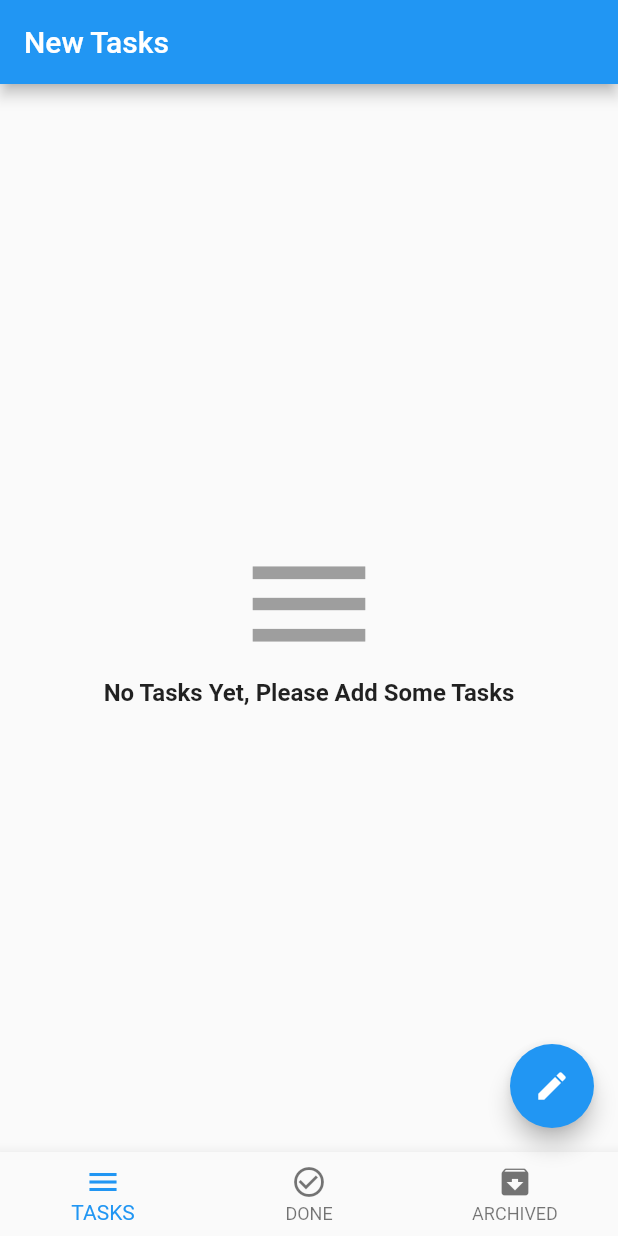
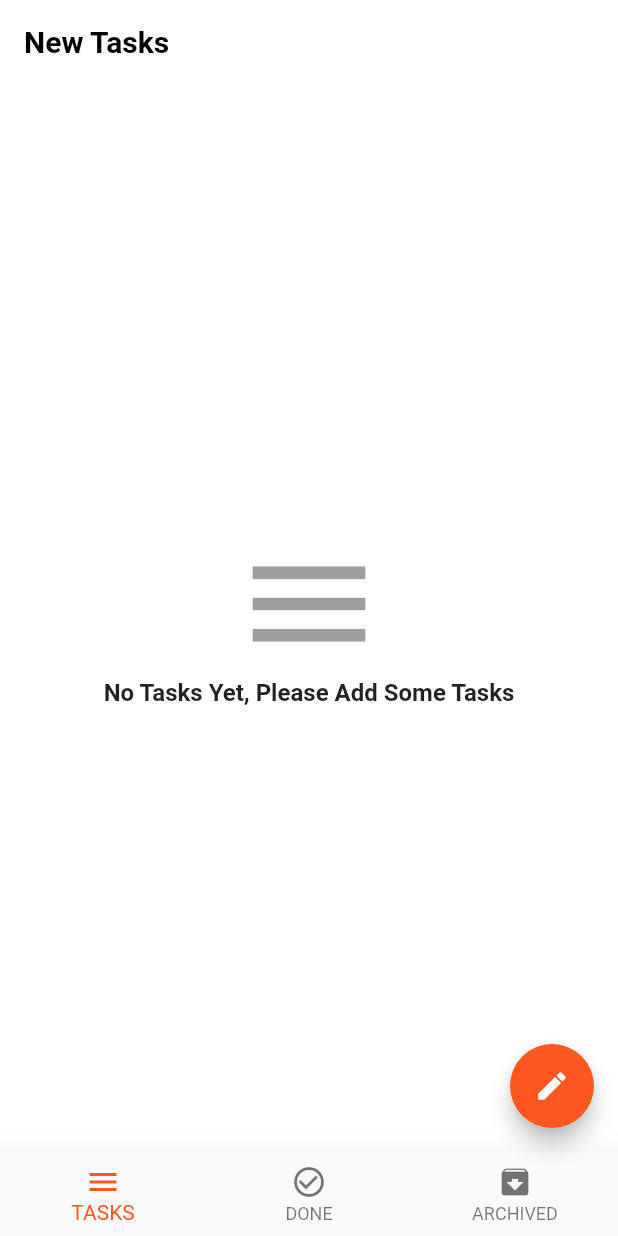
Before and after one commit to mohab7a/todo_app, a Flutter app: the screen it shows after launch, on a phone screen of 412 x 824 dp. Run offline on Flutter 3.47's test engine with Material 2 defaults, Android fonts, the phone set to English and light mode, and no system bars; our stand-ins replace bloc, conditional_builder, flutter_bloc, sqflite; accounts and stored records are empty.

Commit message:
finish app

```diff
--- a/lib/layout/todo_app/home_layout.dart
+++ b/lib/layout/todo_app/home_layout.dart
@@ -3,8 +3,8 @@ import 'package:flutter/material.dart';
 import 'package:flutter_bloc/flutter_bloc.dart';
 import 'package:intl/intl.dart';
 import 'package:todo_app/shared/components/defaults.dart';
-import 'package:todo_app/shared/cubit/todo_app/cubit.dart';
-import 'package:todo_app/shared/cubit/todo_app/states.dart';
+import 'package:todo_app/shared/cubit/todo_app/todo_cubit.dart';
+import 'package:todo_app/shared/cubit/todo_app/todo_states.dart';
 
 class HomeLayout extends StatelessWidget {
   var scaffoldKey = GlobalKey<ScaffoldState>();
--- a/lib/main.dart
+++ b/lib/main.dart
@@ -1,5 +1,6 @@
 import 'package:bloc/bloc.dart';
 import 'package:flutter/material.dart';
+import 'package:flutter/services.dart';
 import 'package:todo_app/layout/todo_app/home_layout.dart';
 import 'package:todo_app/shared/styles/bloc_observer.dart';
 
@@ -16,7 +17,23 @@ class MyApp extends StatelessWidget {
       debugShowCheckedModeBanner: false,
       title: 'TODO APP',
       theme: ThemeData(
-        primarySwatch: Colors.blue,
+        primarySwatch: Colors.deepOrange,
+        scaffoldBackgroundColor: Colors.white,
+        appBarTheme: AppBarTheme(
+            iconTheme: IconThemeData(color: Colors.black),
+            titleTextStyle: TextStyle(
+                color: Colors.black, fontWeight: FontWeight.bold, fontSize: 20),
+            backgroundColor: Colors.white,
+            elevation: 0,
+            backwardsCompatibility: false,
+            systemOverlayStyle: SystemUiOverlayStyle(
+                statusBarColor: Colors.white,
+                statusBarIconBrightness: Brightness.dark)),
+        bottomNavigationBarTheme: BottomNavigationBarThemeData(
+          type: BottomNavigationBarType.fixed,
+          elevation: 20,
+          selectedItemColor: Colors.deepOrange,
+        ),
       ),
       home: HomeLayout(),
     );
--- a/lib/modules/todo_app/archived_screen.dart
+++ b/lib/modules/todo_app/archived_screen.dart
@@ -1,8 +1,8 @@
 import 'package:flutter/material.dart';
 import 'package:flutter_bloc/flutter_bloc.dart';
 import 'package:todo_app/shared/components/defaults.dart';
-import 'package:todo_app/shared/cubit/todo_app/cubit.dart';
-import 'package:todo_app/shared/cubit/todo_app/states.dart';
+import 'package:todo_app/shared/cubit/todo_app/todo_cubit.dart';
+import 'package:todo_app/shared/cubit/todo_app/todo_states.dart';
 
 class ArchivedScreen extends StatelessWidget {
   @override
--- a/lib/modules/todo_app/done_screen.dart
+++ b/lib/modules/todo_app/done_screen.dart
@@ -1,8 +1,8 @@
 import 'package:flutter/material.dart';
 import 'package:flutter_bloc/flutter_bloc.dart';
 import 'package:todo_app/shared/components/defaults.dart';
-import 'package:todo_app/shared/cubit/todo_app/cubit.dart';
-import 'package:todo_app/shared/cubit/todo_app/states.dart';
+import 'package:todo_app/shared/cubit/todo_app/todo_cubit.dart';
+import 'package:todo_app/shared/cubit/todo_app/todo_states.dart';
 
 class DoneScreen extends StatelessWidget {
   @override
--- a/lib/modules/todo_app/tasks_screen.dart
+++ b/lib/modules/todo_app/tasks_screen.dart
@@ -1,8 +1,8 @@
 import 'package:flutter/material.dart';
 import 'package:flutter_bloc/flutter_bloc.dart';
 import 'package:todo_app/shared/components/defaults.dart';
-import 'package:todo_app/shared/cubit/todo_app/cubit.dart';
-import 'package:todo_app/shared/cubit/todo_app/states.dart';
+import 'package:todo_app/shared/cubit/todo_app/todo_cubit.dart';
+import 'package:todo_app/shared/cubit/todo_app/todo_states.dart';
 
 class TasksScreen extends StatelessWidget {
   @override
--- a/lib/shared/cubit/todo_app/cubit.dart
+++ b/lib/shared/cubit/todo_app/todo_cubit.dart
@@ -6,7 +6,7 @@ import 'package:todo_app/modules/todo_app/archived_screen.dart';
 import 'package:todo_app/modules/todo_app/done_screen.dart';
 
 import 'package:todo_app/modules/todo_app/tasks_screen.dart';
-import 'package:todo_app/shared/cubit/todo_app/states.dart';
+import 'package:todo_app/shared/cubit/todo_app/todo_states.dart';
 
 class AppCubit extends Cubit<AppStates> {
   AppCubit() : super(AppInitialState());
--- a/pubspec.yaml
+++ b/pubspec.yaml
@@ -33,6 +33,7 @@ dependencies:
   conditional_builder: ^1.0.2
   bloc: ^7.0.0
   flutter_bloc: ^7.0.0
+
 
 dev_dependencies:
   flutter_test:
```
Also changed, not shown: lib/shared/components/defaults.dart (+18 -10 lines), lib/layout/news_app/news_layout.dart (deleted), lib/shared/cubit/todo_app/todo_states.dart (renamed from lib/shared/cubit/todo_app/states.dart).
